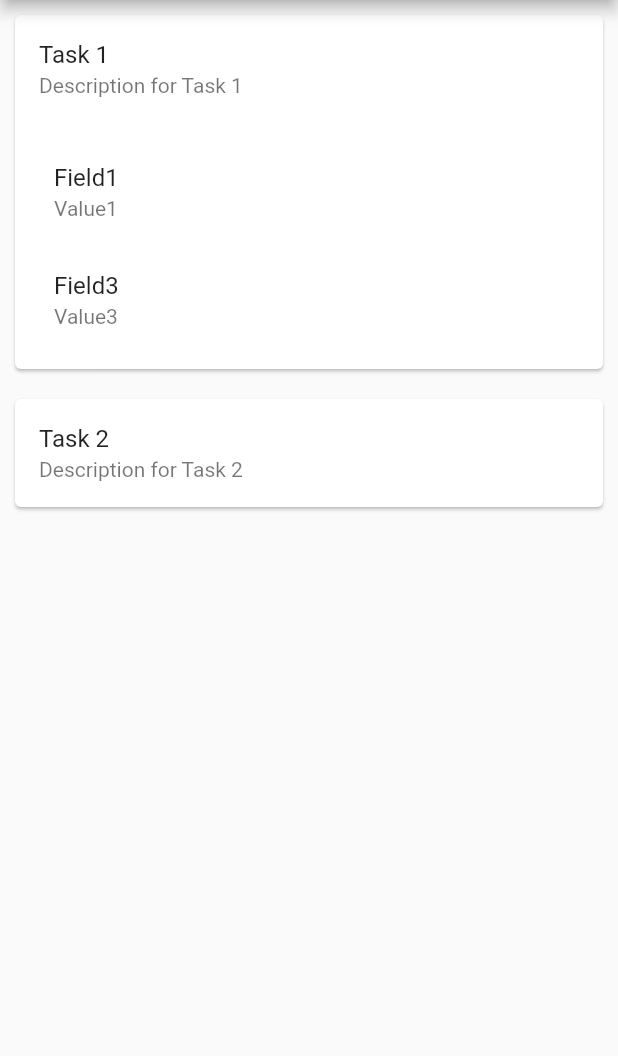
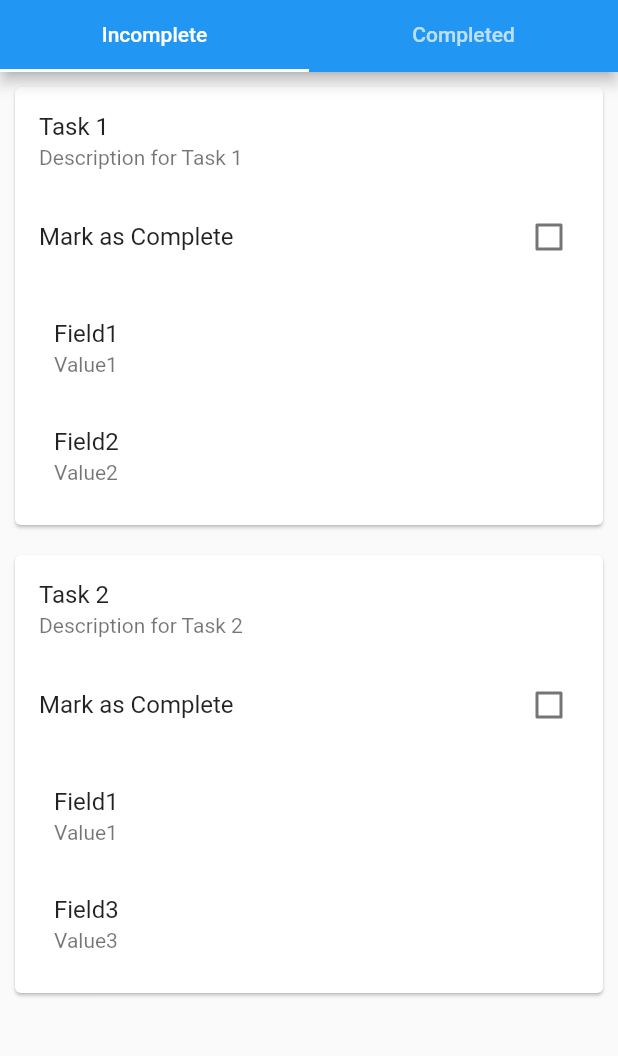
Before and after one commit to Team-1-Seoultech-Adv-SoftEng-2023/Glenn, a Flutter app: the screen it shows after launch, on a phone screen of 412 x 824 dp, the part 84-1140 px from its top. Run offline on Flutter 3.47's test engine with Material 2 defaults, Android fonts, the phone set to English and light mode, and no system bars.

Commit message:
arnold-dev local to repo Task completion

```diff
--- a/lib/main.dart
+++ b/lib/main.dart
@@ -1,5 +1,6 @@
 import 'package:flutter/material.dart';
 import 'task_detail_page.dart'; // Import the task_detail_page.dart file
+import 'completed_tasks_page.dart'; // Import the CompletedTasksPage widget
 
 class Task {
   final String id;
@@ -7,6 +8,7 @@ class Task {
   final String description;
   final String parentId;
   final List<TaskField> fields;
+  bool isComplete; // Add this property
 
   Task({
     required this.id,
@@ -14,6 +16,7 @@ class Task {
     required this.description,
     required this.parentId,
     required this.fields,
+    this.isComplete = false, // Initialize as incomplete
   });
 }
 
@@ -51,83 +54,157 @@ void main() {
     ],
   );
 
-  // Display task information
-  print('Task 1:');
-  print('ID: ${task1.id}');
-  print('Name: ${task1.name}');
-  print('Description: ${task1.description}');
-  print('Parent ID: ${task1.parentId}');
-  print('Fields:');
-  for (var field in task1.fields) {
-    print('${field.name}: ${field.value}');
+  runApp(MyApp(
+    tasks: [task1, task2],
+  ));
+}
+
+class MyApp extends StatefulWidget {
+  final List<Task> tasks;
+
+  MyApp({required this.tasks});
+
+  @override
+  _MyAppState createState() => _MyAppState();
+}
+
+class _MyAppState extends State<MyApp> {
+  List<Task> incompleteTasks = [];
+
+  @override
+  void initState() {
+    super.initState();
+    // Filter the initial list of tasks to show only incomplete tasks
+    incompleteTasks = widget.tasks.where((task) => !task.isComplete).toList();
   }
 
-  print('\nTask 2:');
-  print('ID: ${task2.id}');
-  print('Name: ${task2.name}');
-  print('Description: ${task2.description}');
-  print('Parent ID: ${task2.parentId}');
-  print('Fields:');
-  for (var field in task2.fields) {
-    print('${field.name}: ${field.value}');
+  void _updateTaskCompletionStatus(Task task, bool isComplete) {
+    setState(() {
+      task.isComplete = isComplete;
+      if (isComplete) {
+        incompleteTasks.removeWhere((element) => element == task);
+      }
+    });
   }
-  runApp(MyApp());
-}
 
-class MyApp extends StatelessWidget {
   @override
   Widget build(BuildContext context) {
-    // Replace this with your list of tasks
-    final List<Task> tasks = [
-      Task(
-          id: '1',
-          name: 'Task 1',
-          description: 'Description for Task 1',
-          parentId: '0',
-          fields: [
-            TaskField(name: 'Field1', value: 'Value1'),
-            TaskField(name: 'Field3', value: 'Value3'),
-          ]),
-      Task(
-          id: '2',
-          name: 'Task 2',
-          description: 'Description for Task 2',
-          parentId: '1',
-          fields: []),
-    ];
-
     return MaterialApp(
-      home: Scaffold(
-        appBar: AppBar(
-          title: Text('Task List'),
+      home: DefaultTabController(
+        length: 2,
+        child: Scaffold(
+          appBar: AppBar(
+            title: Text('Task List'),
+            bottom: TabBar(
+              tabs: [
+                Tab(text: 'Incomplete'),
+                Tab(text: 'Completed'),
+              ],
+            ),
+          ),
+          body: TabBarView(
+            children: [
+              TaskList(
+                  tasks: incompleteTasks,
+                  updateTaskCompletionStatus: _updateTaskCompletionStatus),
+              CompletedTasksPage(
+                tasks: widget.tasks,
+              ),
+            ],
+          ),
         ),
-        body: TaskList(tasks: tasks),
       ),
     );
   }
 }
 
-class TaskList extends StatelessWidget {
+class TaskList extends StatefulWidget {
   final List<Task> tasks;
+  final Function(Task, bool) updateTaskCompletionStatus;
 
-  TaskList({required this.tasks});
+  TaskList({
+    required this.tasks,
+    required this.updateTaskCompletionStatus,
+  });
+
+  @override
+  _TaskListState createState() => _TaskListState();
+}
+
+class _TaskListState extends State<TaskList> {
+  List<Task> incompleteTasks = [];
+
+  @override
+  void initState() {
+    super.initState();
+    // Filter the initial list of tasks to show only incomplete tasks
+    incompleteTasks = widget.tasks.where((task) => !task.isComplete).toList();
+  }
+
+  void _updateTaskCompletionStatus(Task task, bool isComplete) {
+    setState(() {
+      task.isComplete = isComplete;
+      // Remove the completed task from the list
+      incompleteTasks.removeWhere((element) => element == task);
+    });
+  }
 
   @override
   Widget build(BuildContext context) {
     return ListView.builder(
-      itemCount: tasks.length,
+      itemCount: incompleteTasks.length,
       itemBuilder: (context, index) {
-        final task = tasks[index];
-        return TaskCard(task: task);
+        final task = incompleteTasks[index];
+        return TaskCard(
+            task: task,
+            updateTaskCompletionStatus: _updateTaskCompletionStatus);
       },
     );
   }
 }
 
-class TaskCard extends StatelessWidget {
+class TaskCard extends StatefulWidget {
   final Task task;
+  final Function(Task, bool) updateTaskCompletionStatus;
 
-  TaskCard({required this.task});
+  TaskCard(
+      {required this.task, this.updateTaskCompletionStatus = _dummyFunction});
+
+  @override
+  _TaskCardState createState() => _TaskCardState();
+}
+
+void _dummyFunction(Task task, bool isComplete) {
+  // This is a placeholder function that does nothing.
+}
+
+class _TaskCardState extends State<TaskCard> {
+  Future<void> _showConfirmationDialog(BuildContext context, bool value) async {
+    return showDialog(
+      context: context,
+      builder: (BuildContext context) {
+        return AlertDialog(
+          title: Text("Confirm Task Completion"),
+          content: Text("Do you want to mark this task as complete?"),
+          actions: <Widget>[
+            TextButton(
+              child: Text("Cancel"),
+              onPressed: () {
+                Navigator.of(context).pop();
+              },
+            ),
+            TextButton(
+              child: Text("Confirm"),
+              onPressed: () {
+                Navigator.of(context).pop(); // Close the dialog
+                widget.updateTaskCompletionStatus(widget.task, value);
+              },
+            ),
+          ],
+        );
+      },
+    );
+  }
 
   @override
   Widget build(BuildContext context) {
@@ -137,22 +214,30 @@ class TaskCard extends StatelessWidget {
         onTap: () {
           Navigator.of(context).push(
             MaterialPageRoute(
-              builder: (context) => TaskDetailPage(task: task),
+              builder: (context) => TaskDetailPage(task: widget.task),
             ),
           );
         },
         child: Column(
           children: <Widget>[
             ListTile(
-              title: Text(task.name),
-              subtitle: Text(task.description),
+              title: Text(widget.task.name),
+              subtitle: Text(widget.task.description),
             ),
-            if (task.fields.isNotEmpty)
+            if (!widget.task.isComplete)
+              CheckboxListTile(
+                title: Text("Mark as Complete"),
+                value: widget.task.isComplete,
+                onChanged: (value) {
+                  _showConfirmationDialog(context, value!);
+                },
+              ),
+            if (widget.task.fields.isNotEmpty)
               Container(
                 padding: EdgeInsets.all(10),
                 child: Column(
                   crossAxisAlignment: CrossAxisAlignment.start,
-                  children: task.fields.map((field) {
+                  children: widget.task.fields.map((field) {
                     return ListTile(
                       title: Text(field.name),
                       subtitle: Text(field.value),
```
Also changed, not shown: lib/completed_tasks_page.dart (added, +25 -0 lines).
